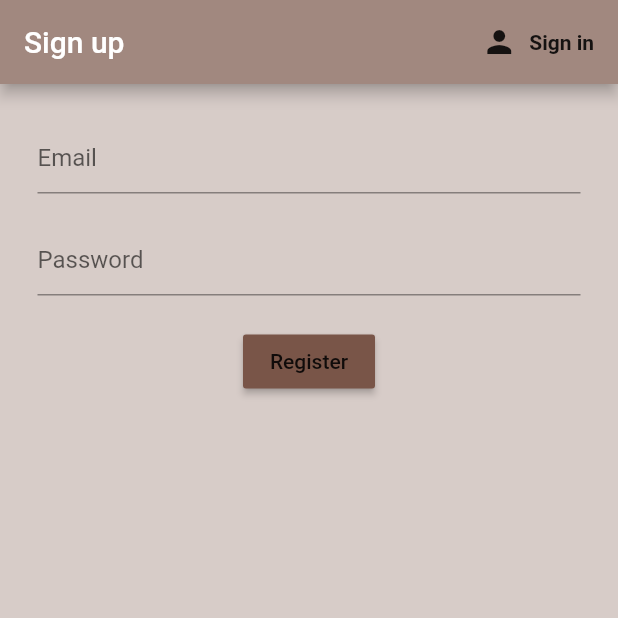
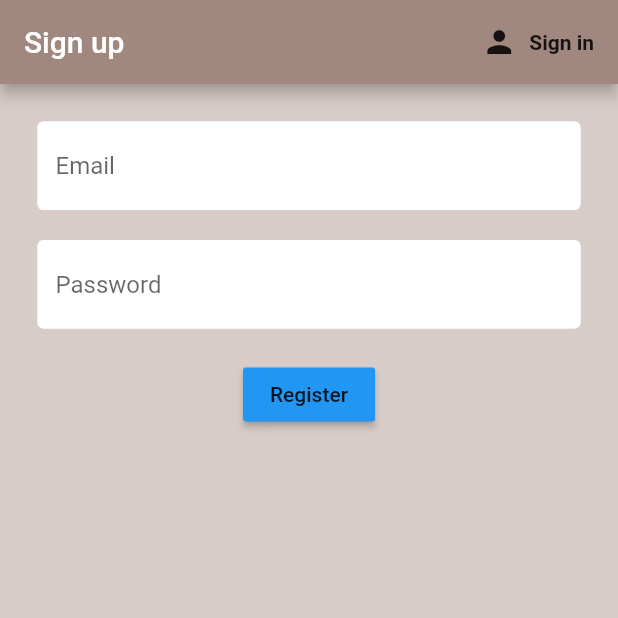
Before and after one commit to 0x4bd0/grabACoffee, a Flutter app: the screen it shows after launch, after a tap on "Login", after a tap on "Sign up", on a phone screen of 412 x 824 dp, the top half of it. Run offline on Flutter 3.47's test engine with Material 2 defaults, Android fonts, the phone set to English and light mode, and no system bars; our stand-ins replace firebase_auth; accounts and stored records are empty.

Commit message:
added some style

```diff
--- a/lib/screens/auth/sign_in.dart
+++ b/lib/screens/auth/sign_in.dart
@@ -1,5 +1,6 @@
 import 'package:flutter/material.dart';
 import 'package:flutter_firebase_app/services/auth.dart';
+import 'package:flutter_firebase_app/styles/text_form_field.dart';
 
 class SignIn extends StatefulWidget {
 
@@ -45,7 +46,7 @@ class _SignInState extends State<SignIn> {
              Column(
                children : <Widget>[
                TextFormField(
-                 decoration: InputDecoration(hintText: 'Email'),
+                 decoration: textFormFieldDecoration.copyWith(hintText: 'Email'),
                  validator : (value) => value.isEmpty ? 'Enter your email' : null,
                  onChanged: (value) {
                    setState(() {
@@ -55,7 +56,7 @@ class _SignInState extends State<SignIn> {
                ),
                SizedBox(height : 20),
                TextFormField(
-                 decoration: InputDecoration(hintText: 'Password'),
+                 decoration: textFormFieldDecoration.copyWith(hintText: 'Password'),
                  validator : (value) => value.isEmpty ? 'Password must be 6 chars or more' : null,
                  onChanged: (value) {
                    setState(() {
@@ -66,7 +67,7 @@ class _SignInState extends State<SignIn> {
                ),
                SizedBox(height : 20),
                RaisedButton(
-                 color : Colors.brown[500],
+                 color : Colors.green[500],
                  child : Text('Login'),
                  onPressed: () async{
                  if(_form_key.currentState.validate()){
--- a/lib/screens/auth/sign_up.dart
+++ b/lib/screens/auth/sign_up.dart
@@ -1,5 +1,6 @@
 import 'package:flutter/material.dart';
 import 'package:flutter_firebase_app/services/auth.dart';
+import 'package:flutter_firebase_app/styles/text_form_field.dart';
 
 class SignUp extends StatefulWidget {
 
@@ -46,7 +47,7 @@ class _SignUpState extends State<SignUp> {
              Column(
                children : <Widget>[
                TextFormField(
-                 decoration: InputDecoration(hintText: 'Email'),
+                 decoration: textFormFieldDecoration.copyWith(hintText: 'Email'),
                  validator : (value) => value.isEmpty ? 'Enter your email' : null,
                  onChanged: (value) {
                    setState(() {
@@ -56,7 +57,7 @@ class _SignUpState extends State<SignUp> {
                ),
                SizedBox(height : 20),
                TextFormField(
-                 decoration: InputDecoration(hintText: 'Password'),
+                 decoration: textFormFieldDecoration.copyWith(hintText: 'Password'),
                  validator : (value) => value.isEmpty ? 'Password must be 6 chars or more' : null,
                  onChanged: (value) {
                    setState(() {
@@ -67,7 +68,7 @@ class _SignUpState extends State<SignUp> {
                ),
                SizedBox(height : 20),
                RaisedButton(
-                 color : Colors.brown[500],
+                 color : Colors.blue[500],
                  child : Text('Register'),
                  onPressed: () async{
                  if(_form_key.currentState.validate()){
--- /dev/null
+++ b/lib/styles/text_form_field.dart
@@ -0,0 +1,13 @@
+import 'package:flutter/material.dart';
+
+
+const textFormFieldDecoration =  InputDecoration(
+     fillColor: Colors.white,
+      filled: true,
+      enabledBorder: OutlineInputBorder(
+      borderSide: BorderSide(color : Colors.white, width :2.0),
+      ),
+       focusedBorder: OutlineInputBorder(
+       borderSide: BorderSide(color : Colors.blue, width : 2.0),
+        ),
+  );
```
